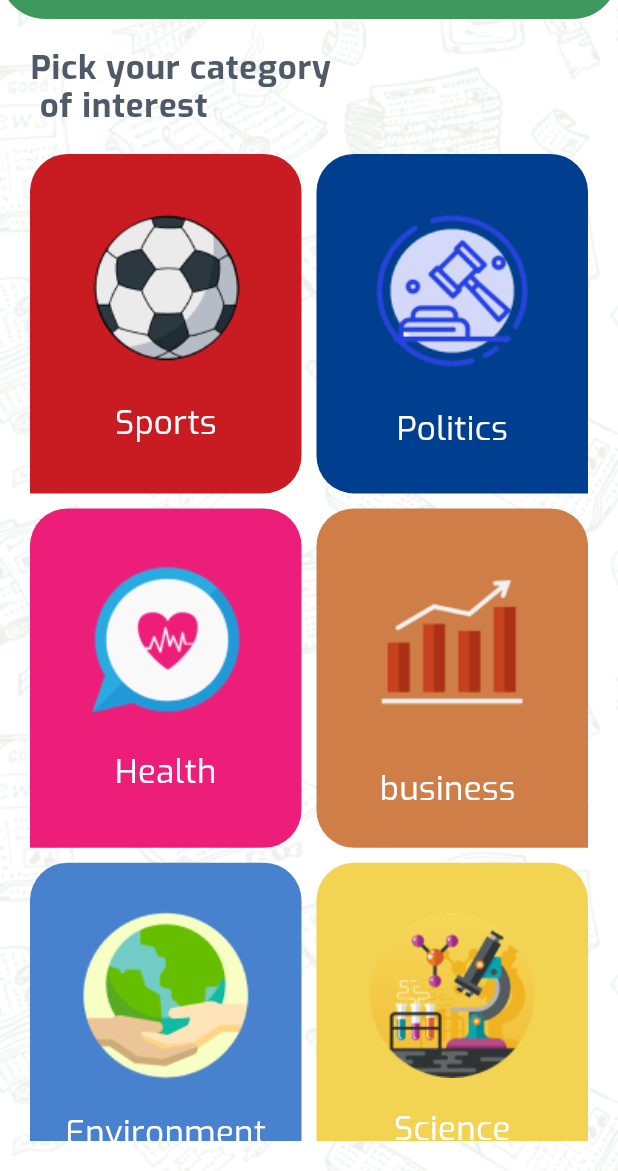
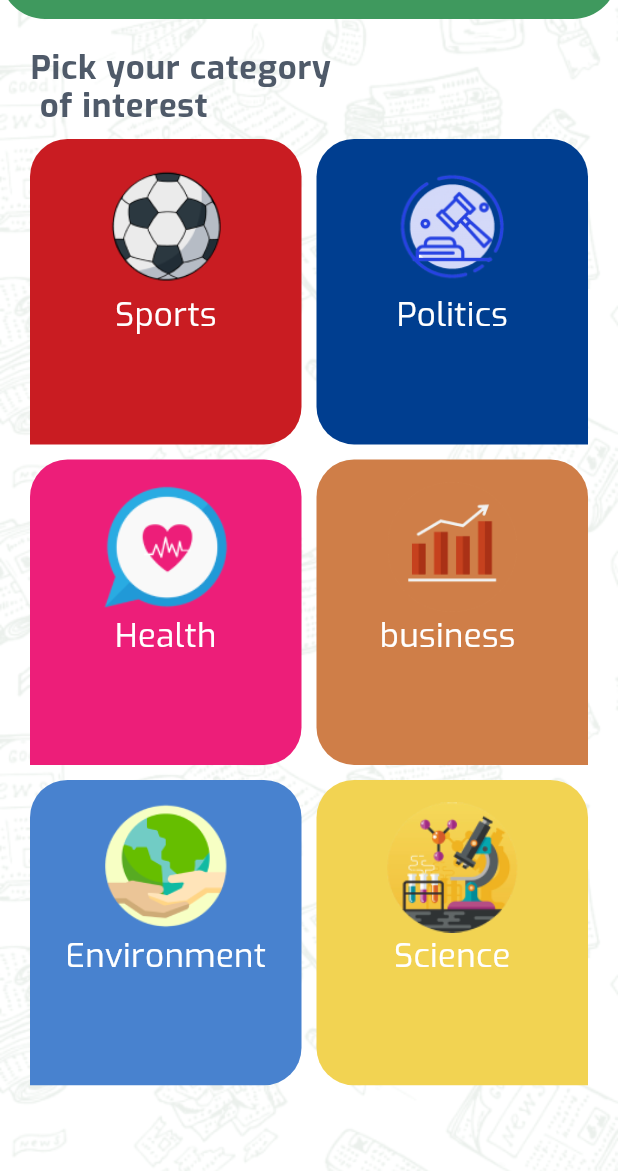
Before and after one commit to AyaAlaa010/NewsApp, a Flutter app: the screen it shows after launch, on a phone screen of 412 x 824 dp, the part 65-1236 px from its top. Run offline on Flutter 3.47's test engine with Material 3 defaults, Android fonts, the phone set to English and light mode, and no system bars.

Commit message:
work on design

```diff
--- a/lib/pages/home/pages/hom_view.dart
+++ b/lib/pages/home/pages/hom_view.dart
@@ -26,10 +26,10 @@ class HomeView extends StatelessWidget {
             Text("Pick your category \n of interest",
               style: Constants.theme.textTheme.bodyLarge!.copyWith(height: 1.15)
               ,textAlign: TextAlign.start,),
-             const SizedBox(height: 20,),
+             const SizedBox(height: 10,),
              Expanded(
                child: GridView.builder(gridDelegate: const SliverGridDelegateWithFixedCrossAxisCount
-                (crossAxisCount: 2,crossAxisSpacing: 10,mainAxisSpacing: 10,childAspectRatio: 4/5),
+                (crossAxisCount: 2,crossAxisSpacing: 10,mainAxisSpacing: 10,childAspectRatio: 8/9),
                   itemBuilder: (context,index){
                 return CategoryItemWidget( categoryItem:categoriesList[index],index:index);
 
--- a/lib/pages/home/widgets/category_item_widget.dart
+++ b/lib/pages/home/widgets/category_item_widget.dart
@@ -25,8 +25,8 @@ class CategoryItemWidget extends StatelessWidget {
       child: Column(
         mainAxisAlignment: MainAxisAlignment.spaceEvenly,
         children: [
-          Image.asset(categoryItem.categoryImage,fit:  BoxFit.cover,),
-          Text(categoryItem.categoryName,style: Constants.theme.textTheme.bodyMedium,)
+          Expanded(child: Image.asset(categoryItem.categoryImage,fit:  BoxFit.cover,)),
+          Expanded(child: Text(categoryItem.categoryName,style: Constants.theme.textTheme.bodyMedium,))
         ],
       ),
 
```
